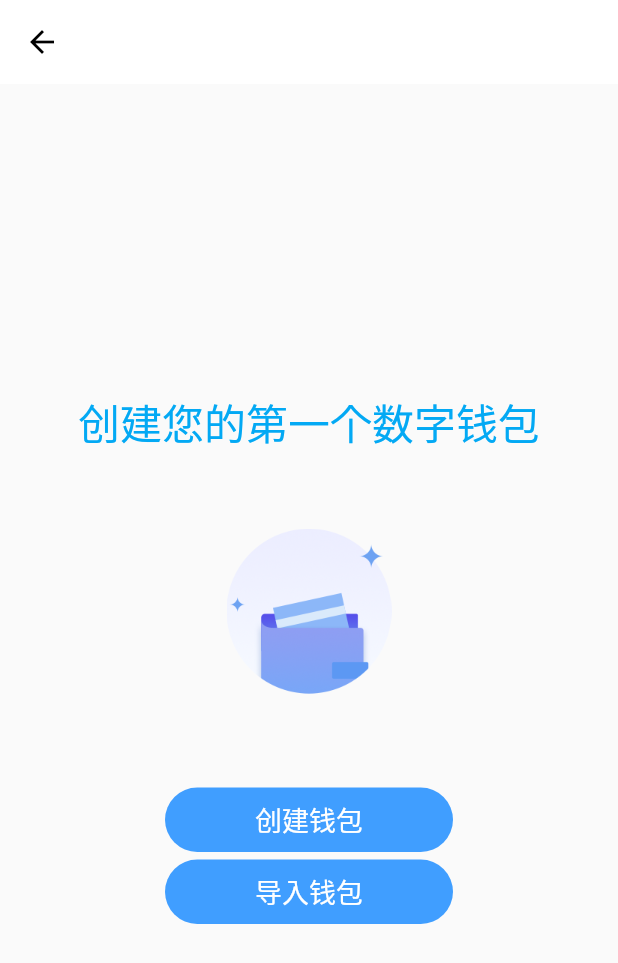
After one commit to youwallet/wallet, a Flutter app: the Scan screen opened directly, on a phone screen of 412 x 824 dp. The commit adds this screen. Shown: the top 963 px of the screen. Run offline on Flutter 3.47's test engine with Material 2 defaults, Android fonts, the phone set to English and light mode, and no system bars; our stand-ins replace convert, decimal, dio, event_bus, flutter_slidable, get_it and 6 more; missing offline and left inert: barcode_scan, bip32, bip39, bitcoin_flutter, common_utils, ed25519_hd_key and 5 more; accounts and stored records are empty; project files that could hold a hidden picture were left out.

Commit message:
for #36 增加一个扫码结果页面

```diff
--- a/you_wallet/lib/pages/routers.dart
+++ b/you_wallet/lib/pages/routers.dart
@@ -33,6 +33,9 @@ import 'package:youwallet/pages/form/getPassword.dart';
 import 'package:youwallet/pages/order/order_detail.dart';
 import 'package:youwallet/pages/order/order_deep.dart';
 
+// 扫码
+import 'package:youwallet/pages/scan/scan.dart';
+
 // 定义全局的路由对象
 final routes = {
   '/': (context) => new TabsPage(),
@@ -58,6 +61,7 @@ final routes = {
   "splash":  (context) => new Splash(),
   "order_detail":  (context, {arguments}) => new OrderDetail(arguments: arguments),
   "order_deep":  (context, {arguments}) => new OrderDeep(arguments: arguments),
+  "scan":  (context, {arguments}) => new Scan(arguments: arguments),
 //  "tabs": (context) => new ContainerPage()
 };
 
--- /dev/null
+++ b/you_wallet/lib/pages/scan/scan.dart
@@ -0,0 +1,68 @@
+
+import 'package:flutter/material.dart';
+import 'package:youwallet/widgets/customButton.dart';
+
+import 'package:provider/provider.dart';
+import 'package:youwallet/model/wallet.dart';
+
+class Scan extends StatefulWidget {
+
+  final arguments;
+  Scan({Key key,this.arguments}) : super(key: key);
+
+  @override
+  Page createState()  => Page();
+}
+
+class Page extends State<Scan> {
+
+  final globalKey = GlobalKey<ScaffoldState>();
+  void showSnackbar(String text) {
+    final snackBar = SnackBar(content: Text(text));
+    globalKey.currentState.showSnackBar(snackBar);
+  }
+
+  @override
+  Widget build(BuildContext context) {
+    return Scaffold(
+        key: globalKey,
+        appBar: AppBar(
+          elevation: Provider.of<Wallet>(context).items.length > 0 ? 3:0,
+          title: Text(""),
+        ),
+        body: Center(
+          child: Column(
+            mainAxisAlignment: MainAxisAlignment.center,
+            crossAxisAlignment: CrossAxisAlignment.center,
+            children: <Widget>[
+              new Text(
+                  '创建您的第一个数字钱包',
+                  style: new TextStyle(
+                      fontSize: 28.0,
+                      color: Colors.lightBlue
+                  )
+              ),
+              new Container(
+                  margin: const EdgeInsets.only(top: 50.0, bottom: 60.0),
+                  child: new Image.asset(
+                      'images/new_wallet.png'
+                  ),
+              ),
+              new CustomButton(
+                content: '创建钱包',
+                onSuccessChooseEvent:(res){
+                  Navigator.pushNamed(context, "set_wallet_name");
+                }
+              ),
+              new CustomButton(
+                  content: '导入钱包',
+                  onSuccessChooseEvent:(res){
+                    Navigator.pushNamed(context, "load_wallet");
+                  }
+              )
+            ],
+          ),
+        )
+    );
+  }
+}
--- a/you_wallet/lib/pages/tabs/tab_wallet.dart
+++ b/you_wallet/lib/pages/tabs/tab_wallet.dart
@@ -118,7 +118,9 @@ class Page extends State<TabWallet> {
               Global.setToAddress(arr[0]);
               eventBus.fire(TabChangeEvent(3));
             } else {
-              print(code);
+              // print(code);
+              // 如果模式无法匹配，就跳转扫码结果页面，显示扫码内容
+              Navigator.pushNamed(context, "add_token",arguments: code);
             }
           },
         ),
```
Also changed, not shown: 1 other file.
